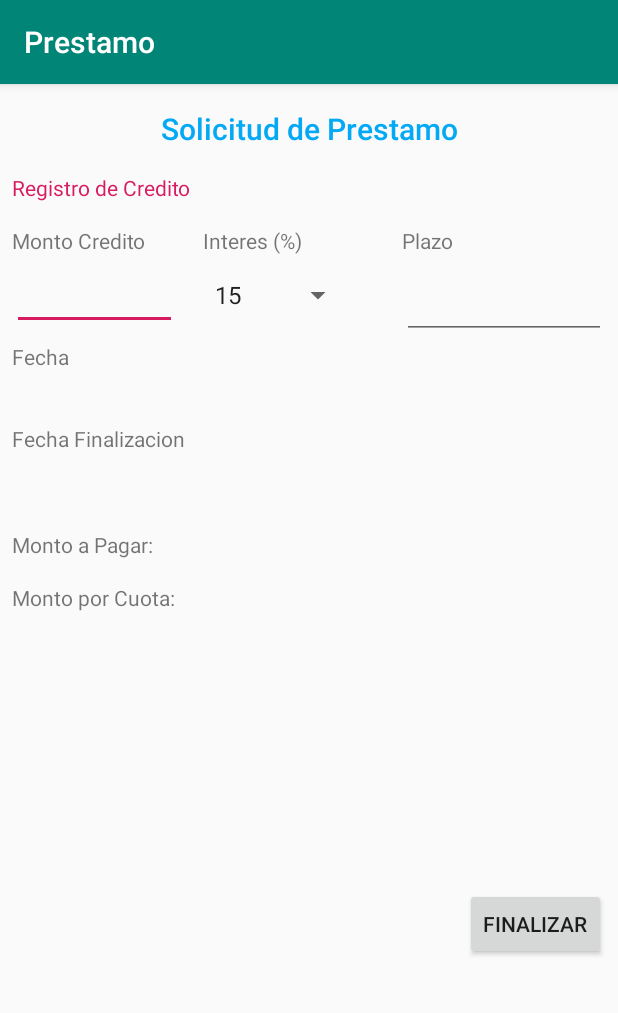
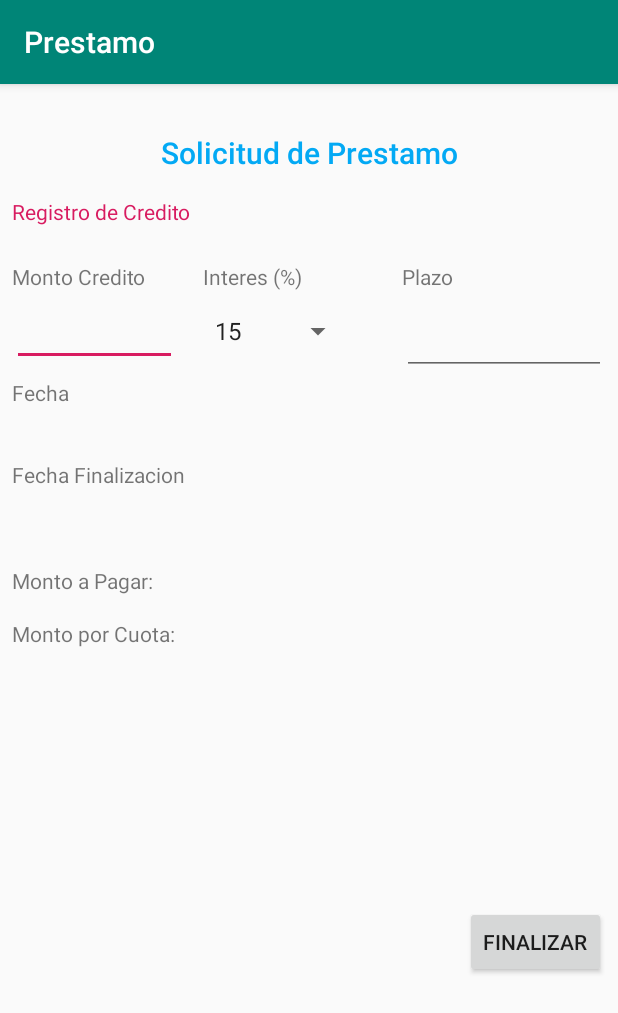
Before and after one commit to bisanbl/Android_Prestamo, an Android app: the Registro_Credito screen opened directly, with no data from a screen before it, on a phone screen of 412 x 824 dp. Shown: the top 1013 px of the screen. Run offline under Robolectric (Android 15) with nearby library versions, the phone set to English and light mode, and no system bars.

Commit message:
Normalizacion del estilo de ambos activity

```diff
--- a/app/src/main/res/layout/activity_registro__credito.xml
+++ b/app/src/main/res/layout/activity_registro__credito.xml
@@ -15,7 +15,7 @@
             android:layout_width="0dp"
             android:layout_height="wrap_content"
             android:layout_marginStart="32dp"
-            android:layout_marginTop="16dp"
+            android:layout_marginTop="32dp"
             android:layout_marginEnd="32dp"
             android:layout_marginBottom="16dp"
             android:text="@string/solicitud"
@@ -47,7 +47,7 @@
             android:layout_width="93dp"
             android:layout_height="22dp"
             android:layout_marginStart="8dp"
-            android:layout_marginTop="16dp"
+            android:layout_marginTop="24dp"
             android:text="@string/monto"
             app:layout_constraintStart_toStartOf="parent"
             app:layout_constraintTop_toBottomOf="@+id/TVCliente" />
@@ -57,7 +57,7 @@
             android:layout_width="75dp"
             android:layout_height="22dp"
             android:layout_marginStart="8dp"
-            android:layout_marginTop="16dp"
+            android:layout_marginTop="24dp"
             android:text="@string/interes"
             app:layout_constraintStart_toEndOf="@+id/TVCliente"
             app:layout_constraintTop_toBottomOf="@+id/TVCliente" />
@@ -66,7 +66,7 @@
             android:id="@+id/TVPlazo"
             android:layout_width="55dp"
             android:layout_height="22dp"
-            android:layout_marginTop="16dp"
+            android:layout_marginTop="24dp"
             android:layout_marginEnd="32dp"
             android:text="@string/plazo"
             app:layout_constraintEnd_toEndOf="parent"
```
